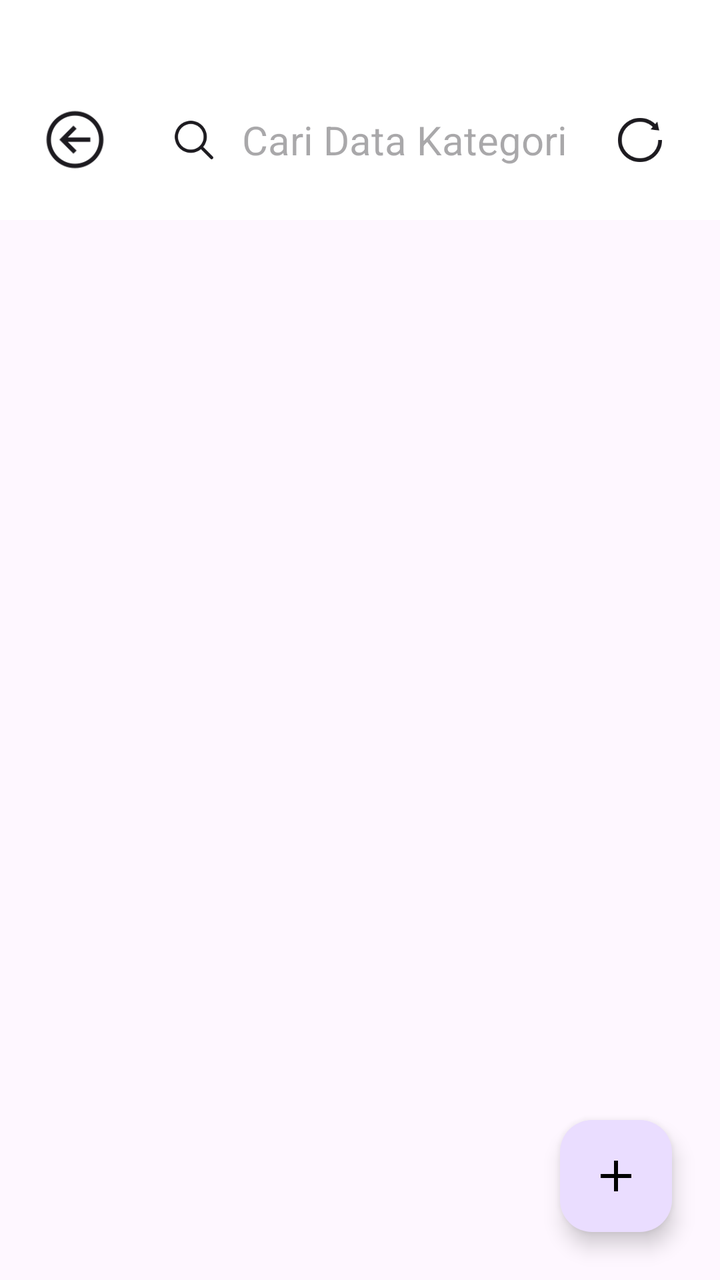
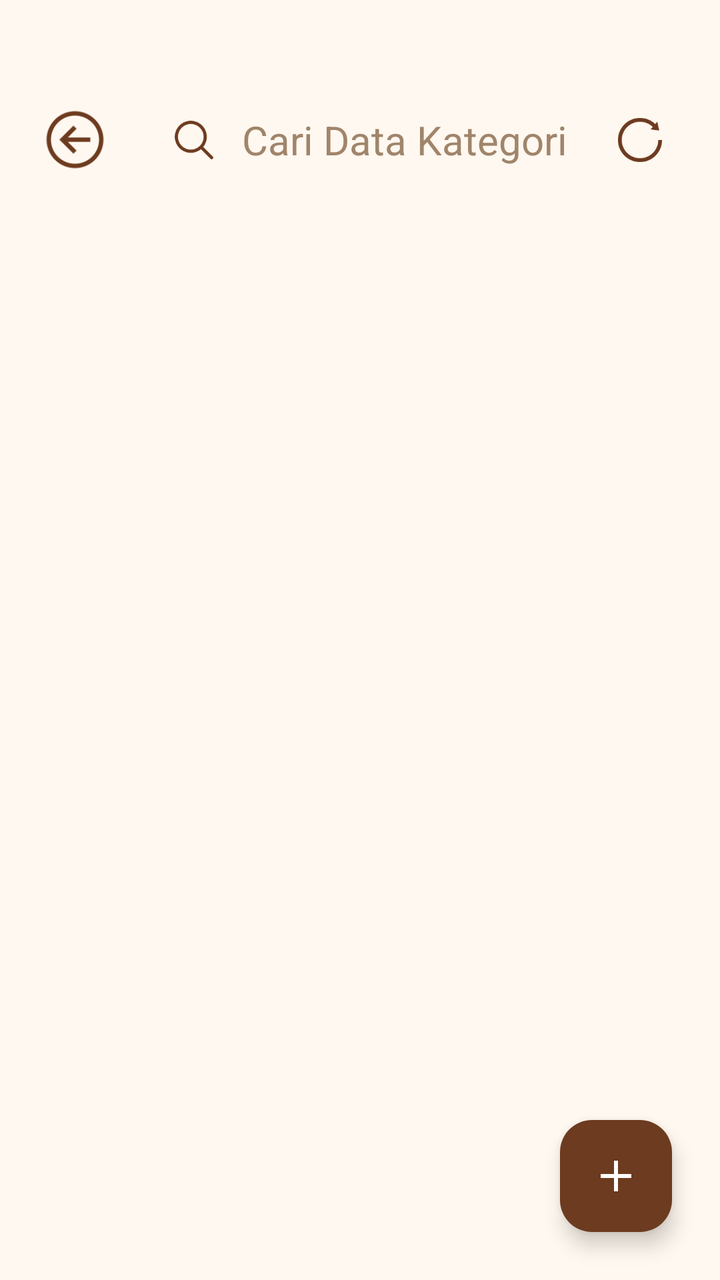

The first picture is an Android layout as it rendered before a commit; the second is the same layout after the commit. The layout source and the unified diff follow.
<!-- AndroidManifest.xml: application theme Theme.Kasir -->
<!-- res/layout/activity_data_kategori.xml -->
<?xml version="1.0" encoding="utf-8"?>
<androidx.coordinatorlayout.widget.CoordinatorLayout
    xmlns:android="http://schemas.android.com/apk/res/android"
    xmlns:app="http://schemas.android.com/apk/res-auto"
    xmlns:tools="http://schemas.android.com/tools"
    android:layout_width="match_parent"
    android:layout_height="match_parent"
    tools:context=".kategori.DataKategoriActivity">

    <LinearLayout
        android:layout_width="match_parent"
        android:layout_height="match_parent"
        android:orientation="vertical">

        <LinearLayout
            android:layout_width="match_parent"
            android:layout_height="wrap_content"
            android:orientation="horizontal"
            android:gravity="center_vertical"
            android:paddingTop="50dp"
            android:paddingBottom="20dp"
            android:paddingStart="20dp"
            android:paddingEnd="20dp"
            android:background="@android:color/white">

            <ImageView
                android:id="@+id/ivKembali"
                android:layout_width="35dp"
                android:layout_height="35dp"
                android:src="@drawable/panah"
                android:clickable="true"
                android:focusable="true"
                android:contentDescription="Kembali"
                app:tint="?attr/colorOnSurface"/>

            <ImageView
                android:id="@+id/ivSearch"
                android:layout_width="24dp"
                android:layout_height="24dp"
                android:layout_marginStart="30dp"
                android:src="@drawable/cari"
                android:clickable="true"
                android:focusable="true"
                android:contentDescription="Cari"
                app:tint="?attr/colorOnSurface"/>

            <EditText
                android:id="@+id/etSearch"
                android:layout_width="0dp"
                android:layout_height="wrap_content"
                android:layout_weight="1"
                android:layout_marginStart="12dp"
                android:layout_marginEnd="8dp"
                android:hint="Cari Data Kategori"
                android:textSize="20sp"
                android:background="@null"
                android:inputType="text"
                android:imeOptions="actionSearch"/>

            <ImageView
                android:id="@+id/ivReload"
                android:layout_width="40dp"
                android:layout_height="40dp"
                android:layout_marginStart="8dp"
                android:padding="8dp"
                android:src="@drawable/reload"
                android:clickable="true"
                android:focusable="true"
                android:background="?attr/selectableItemBackgroundBorderless"
                android:contentDescription="Reload"
                app:tint="?attr/colorOnSurface"/>
        </LinearLayout>

        <androidx.recyclerview.widget.RecyclerView
            android:id="@+id/rvKategori"
            android:layout_width="match_parent"
            android:layout_height="0dp"
            android:layout_weight="1"
            android:paddingBottom="80dp"
            android:clipToPadding="false"
            app:layoutManager="androidx.recyclerview.widget.LinearLayoutManager"
            tools:listitem="@layout/item_data_kategori"
            tools:itemCount="7"/>
    </LinearLayout>

    <com.google.android.material.floatingactionbutton.FloatingActionButton
        android:id="@+id/fabTambah"
        android:layout_width="wrap_content"
        android:layout_height="wrap_content"
        android:layout_gravity="bottom|end"
        android:layout_margin="24dp"
        android:src="@drawable/tambah"
        android:contentDescription="Tambah Data"
        app:tint="@android:color/black"/>

</androidx.coordinatorlayout.widget.CoordinatorLayout>
<!-- res/layout/item_data_kategori.xml (included above) -->
<?xml version="1.0" encoding="utf-8"?>
<com.google.android.material.card.MaterialCardView xmlns:android="http://schemas.android.com/apk/res/android"
    xmlns:app="http://schemas.android.com/apk/res-auto"
    xmlns:tools="http://schemas.android.com/tools"
    android:id="@+id/cvCARD_KATEGORI"
    android:layout_width="match_parent"
    android:layout_height="wrap_content"
    android:layout_marginHorizontal="8dp"
    android:layout_marginVertical="4dp"
    android:clickable="true"
    android:focusable="true"
    android:foreground="?attr/selectableItemBackground"
    app:cardCornerRadius="8dp"
    app:cardElevation="2dp"
    app:strokeWidth="0dp">

    <androidx.constraintlayout.widget.ConstraintLayout
        android:layout_width="match_parent"
        android:layout_height="wrap_content"
        android:padding="16dp">

        <com.google.android.material.card.MaterialCardView
            android:id="@+id/iconCard"
            android:layout_width="48dp"
            android:layout_height="48dp"
            app:cardBackgroundColor="?attr/colorTertiaryContainer"
            app:cardCornerRadius="12dp"
            app:cardElevation="0dp"
            app:layout_constraintBottom_toBottomOf="parent"
            app:layout_constraintStart_toStartOf="parent"
            app:layout_constraintTop_toTopOf="parent">

            <ImageView
                android:id="@+id/ivIconKategori"
                android:layout_width="28dp"
                android:layout_height="28dp"
                android:layout_gravity="center"
                android:src="@drawable/item_kategori"
                android:contentDescription="Kategori Icon"/>
        </com.google.android.material.card.MaterialCardView>

        <TextView
            android:id="@+id/tvNamaKategori"
            android:layout_width="0dp"
            android:layout_height="wrap_content"
            android:text="Kategori"
            android:textSize="20sp"
            android:textStyle="bold"
            android:layout_marginStart="16dp"
            android:layout_marginEnd="16dp"
            app:layout_constraintStart_toEndOf="@id/iconCard"
            app:layout_constraintEnd_toStartOf="@id/btnStatus"
            app:layout_constraintTop_toTopOf="parent"
            app:layout_constraintBottom_toBottomOf="parent"/>

        <com.google.android.material.button.MaterialButton
            android:id="@+id/btnStatus"
            android:layout_width="wrap_content"
            android:layout_height="36dp"
            android:text="Aktif"
            android:textSize="12sp"
            android:textColor="#000000"
            android:paddingStart="16dp"
            android:paddingEnd="16dp"
            app:cornerRadius="18dp"
            app:strokeColor="#000000"
            app:strokeWidth="1dp"
            app:backgroundTint="#F5F5F5"
            app:layout_constraintEnd_toEndOf="parent"
            app:layout_constraintTop_toTopOf="parent"
            app:layout_constraintBottom_toBottomOf="parent"
            style="@style/Widget.Material3.Button.OutlinedButton"/>
    </androidx.constraintlayout.widget.ConstraintLayout>

</com.google.android.material.card.MaterialCardView>
<!-- resources referenced by this layout -->
<resources>
  <!-- drawable cari: png bitmap (drawable, 1502 bytes) -->
  <!-- drawable item_kategori: png bitmap (drawable, 745 bytes) -->
  <!-- drawable panah: png bitmap (drawable, 1835 bytes) -->
  <!-- drawable reload: png bitmap (drawable, 1748 bytes) -->
  <!-- drawable tambah: png bitmap (drawable, 298 bytes) -->
  <style name="Theme.Kasir" parent="Base.Theme.Kasir" />
  <style name="Base.Theme.Kasir" parent="Theme.Material3.DayNight.NoActionBar">
          
          
      </style>
</resources>

<!-- the commit's change to res/layout/activity_data_kategori.xml (unified diff, before → after) -->
@@ -5,6 +5,7 @@
     xmlns:tools="http://schemas.android.com/tools"
     android:layout_width="match_parent"
     android:layout_height="match_parent"
+    android:background="@color/bg_home"
     tools:context=".kategori.DataKategoriActivity">
 
     <LinearLayout
@@ -21,7 +22,7 @@
             android:paddingBottom="20dp"
             android:paddingStart="20dp"
             android:paddingEnd="20dp"
-            android:background="@android:color/white">
+            android:background="@color/top_bar_bg">
 
             <ImageView
                 android:id="@+id/ivKembali"
@@ -31,7 +32,7 @@
                 android:clickable="true"
                 android:focusable="true"
                 android:contentDescription="Kembali"
-                app:tint="?attr/colorOnSurface"/>
+                app:tint="@color/icon_tint"/>
 
             <ImageView
                 android:id="@+id/ivSearch"
@@ -42,7 +43,7 @@
                 android:clickable="true"
                 android:focusable="true"
                 android:contentDescription="Cari"
-                app:tint="?attr/colorOnSurface"/>
+                app:tint="@color/icon_tint"/>
 
             <EditText
                 android:id="@+id/etSearch"
@@ -52,6 +53,8 @@
                 android:layout_marginStart="12dp"
                 android:layout_marginEnd="8dp"
                 android:hint="Cari Data Kategori"
+                android:textColorHint="@color/input_hint"
+                android:textColor="@color/text_primary_brown"
                 android:textSize="20sp"
                 android:background="@null"
                 android:inputType="text"
@@ -68,7 +71,7 @@
                 android:focusable="true"
                 android:background="?attr/selectableItemBackgroundBorderless"
                 android:contentDescription="Reload"
-                app:tint="?attr/colorOnSurface"/>
+                app:tint="@color/icon_tint"/>
         </LinearLayout>
 
         <androidx.recyclerview.widget.RecyclerView
@@ -91,14 +94,14 @@
         android:layout_margin="24dp"
         android:src="@drawable/tambah"
         android:contentDescription="Tambah Data"
-        app:tint="@android:color/black"/>
+        app:backgroundTint="@color/header_bg"
+        app:tint="@color/header_title_text"/>
 
 </androidx.coordinatorlayout.widget.CoordinatorLayout>
 <!-- res/layout/item_data_kategori.xml (included above) -->
 <?xml version="1.0" encoding="utf-8"?>
 <com.google.android.material.card.MaterialCardView xmlns:android="http://schemas.android.com/apk/res/android"
     xmlns:app="http://schemas.android.com/apk/res-auto"
-    xmlns:tools="http://schemas.android.com/tools"
     android:id="@+id/cvCARD_KATEGORI"
     android:layout_width="match_parent"
     android:layout_height="wrap_content"
@@ -107,20 +110,21 @@
     android:clickable="true"
     android:focusable="true"
     android:foreground="?attr/selectableItemBackground"
-    app:cardCornerRadius="8dp"
+    app:cardCornerRadius="12dp"
     app:cardElevation="2dp"
+    app:cardBackgroundColor="@color/card_bg"
     app:strokeWidth="0dp">
 
     <androidx.constraintlayout.widget.ConstraintLayout
         android:layout_width="match_parent"
         android:layout_height="wrap_content"
-        android:padding="16dp">
+        android:padding="14dp">
 
         <com.google.android.material.card.MaterialCardView
             android:id="@+id/iconCard"
-            android:layout_width="48dp"
-            android:layout_height="48dp"
-            app:cardBackgroundColor="?attr/colorTertiaryContainer"
+            android:layout_width="46dp"
+            android:layout_height="46dp"
+            app:cardBackgroundColor="@color/icon_card_bg"
             app:cardCornerRadius="12dp"
             app:cardElevation="0dp"
             app:layout_constraintBottom_toBottomOf="parent"
@@ -129,44 +133,45 @@
 
             <ImageView
                 android:id="@+id/ivIconKategori"
-                android:layout_width="28dp"
-                android:layout_height="28dp"
+                android:layout_width="26dp"
+                android:layout_height="26dp"
                 android:layout_gravity="center"
                 android:src="@drawable/item_kategori"
-                android:contentDescription="Kategori Icon"/>
+                android:contentDescription="Kategori Icon"
+                app:tint="@color/text_secondary_brown"/>
         </com.google.android.material.card.MaterialCardView>
 
         <TextView
             android:id="@+id/tvNamaKategori"
             android:layout_width="0dp"
             android:layout_height="wrap_content"
-            android:text="Kategori"
-            android:textSize="20sp"
+            android:text="Nama Kategori"
+            android:textSize="16sp"
             android:textStyle="bold"
-            android:layout_marginStart="16dp"
-            android:layout_marginEnd="16dp"
+            android:textColor="@color/text_primary_brown"
+            android:layout_marginStart="14dp"
+            android:layout_marginEnd="10dp"
             app:layout_constraintStart_toEndOf="@id/iconCard"
-            app:layout_constraintEnd_toStartOf="@id/btnStatus"
+            app:layout_constraintEnd_toStartOf="@id/tvStatus"
             app:layout_constraintTop_toTopOf="parent"
             app:layout_constraintBottom_toBottomOf="parent"/>
 
-        <com.google.android.material.button.MaterialButton
-            android:id="@+id/btnStatus"
+        <TextView
+            android:id="@+id/tvStatus"
             android:layout_width="wrap_content"
-            android:layout_height="36dp"
+            android:layout_height="wrap_content"
             android:text="Aktif"
             android:textSize="12sp"
-            android:textColor="#000000"
-            android:paddingStart="16dp"
-            android:paddingEnd="16dp"
-            app:cornerRadius="18dp"
-            app:strokeColor="#000000"
-            app:strokeWidth="1dp"
-            app:backgroundTint="#F5F5F5"
+            android:textStyle="bold"
+            android:textColor="@color/status_aktif_text"
+            android:paddingStart="12dp"
+            android:paddingEnd="12dp"
+            android:paddingTop="5dp"
+            android:paddingBottom="5dp"
+            android:background="@drawable/bg_status_aktif"
             app:layout_constraintEnd_toEndOf="parent"
             app:layout_constraintTop_toTopOf="parent"
-            app:layout_constraintBottom_toBottomOf="parent"
-            style="@style/Widget.Material3.Button.OutlinedButton"/>
+            app:layout_constraintBottom_toBottomOf="parent"/>
+
     </androidx.constraintlayout.widget.ConstraintLayout>
-
 </com.google.android.material.card.MaterialCardView>
<!-- resource entries referenced after the edit -->
@@ -1,11 +1,32 @@
 <!-- resources referenced by this layout -->
 <resources>
+  <color name="bg_home">#FFF8F0</color>
+  <color name="card_bg">#FFFFFF</color>
+  <color name="header_bg">#6D3B1F</color>
+  <color name="header_title_text">#FFFFFF</color>
+  <color name="icon_card_bg">#FFF3E8</color>
+  <color name="icon_tint">#6D3B1F</color>
+  <color name="input_hint">#A0856B</color>
+  <color name="status_aktif_text">#2E7D32</color>
+  <color name="text_primary_brown">#6D3B1F</color>
+  <color name="text_secondary_brown">#A0856B</color>
+  <color name="top_bar_bg">#FFF8F0</color>
+  <!-- drawable bg_status_aktif (drawable) -->
+  <?xml version="1.0" encoding="utf-8"?>
+  <shape xmlns:android="http://schemas.android.com/apk/res/android"
+      android:shape="rectangle">
+      <solid android:color="@color/status_aktif_bg"/>
+      <stroke android:width="1dp" android:color="@color/status_aktif_stroke"/>
+      <corners android:radius="20dp"/>
+  </shape>
   <!-- drawable cari: png bitmap (drawable, 1502 bytes) -->
   <!-- drawable item_kategori: png bitmap (drawable, 745 bytes) -->
   <!-- drawable panah: png bitmap (drawable, 1835 bytes) -->
   <!-- drawable reload: png bitmap (drawable, 1748 bytes) -->
   <!-- drawable tambah: png bitmap (drawable, 298 bytes) -->
   <style name="Theme.Kasir" parent="Base.Theme.Kasir" />
+  <color name="status_aktif_bg">#E8F5E9</color>
+  <color name="status_aktif_stroke">#A5D6A7</color>
   <style name="Base.Theme.Kasir" parent="Theme.Material3.DayNight.NoActionBar">
           
           
